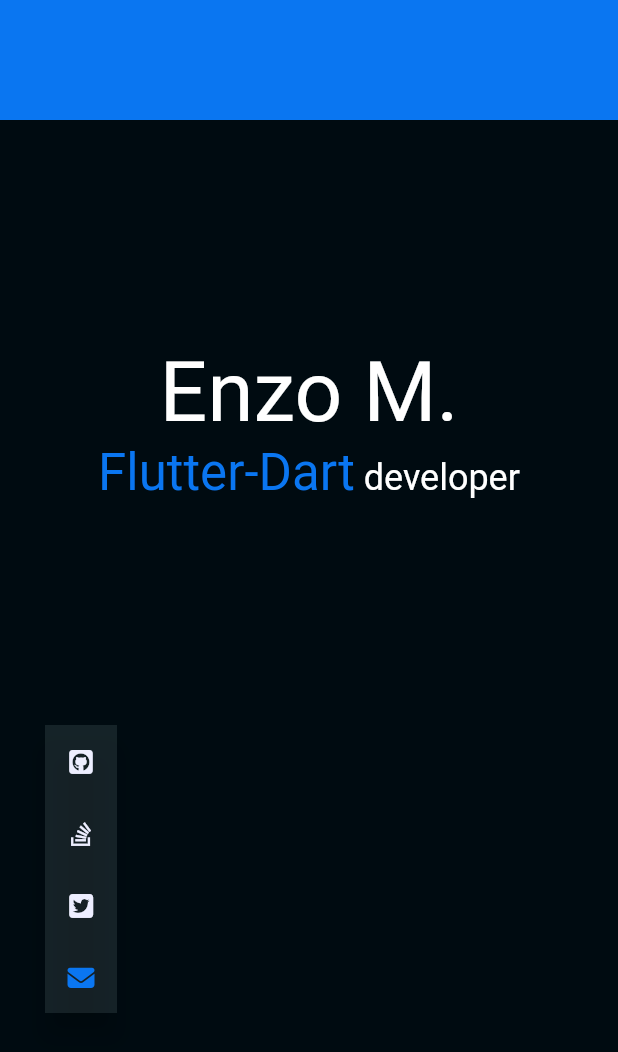
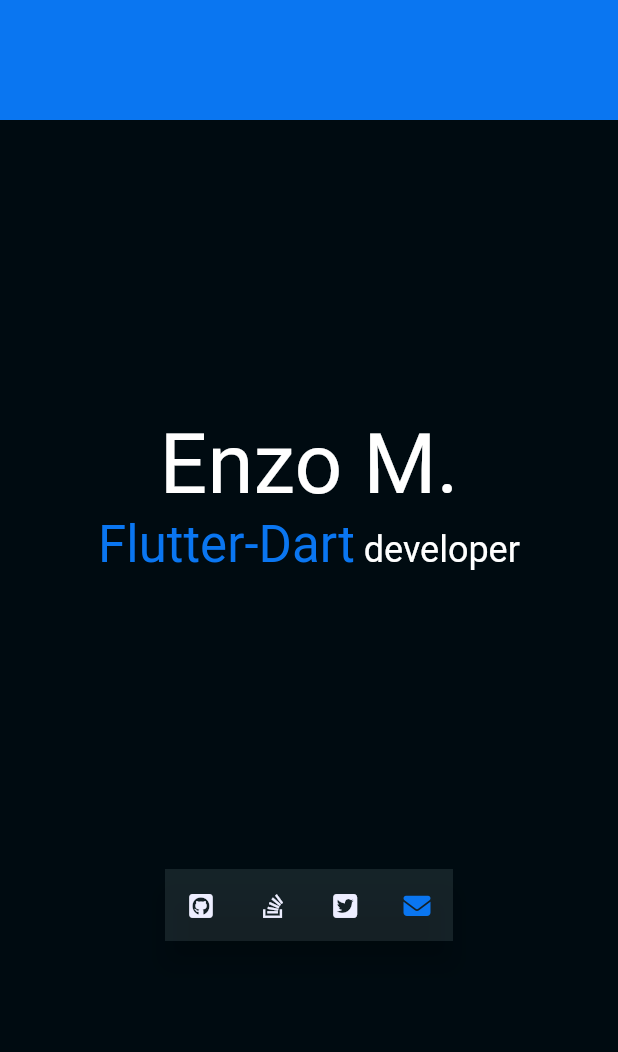
Before and after one commit to aminnzo/enzoboi, a Flutter app: the screen it shows after launch, on a phone screen of 412 x 824 dp. Shown: the top 1052 px of the screen. Run offline on Flutter 3.47's test engine with Material 2 defaults, Android fonts, the phone set to English and light mode, and no system bars; our stand-ins replace font_awesome_flutter.

Commit message:
fix social link widget to support mobile view

```diff
--- a/lib/screens/landing/landing_page_mobile.dart
+++ b/lib/screens/landing/landing_page_mobile.dart
@@ -33,7 +33,7 @@
                   ]),
                 ),
               ]),
-              const SocialLinks()
+              const SocialLinks(isMobileView: true),
             ],
           ),
         ));
--- a/lib/widgets/social_links.dart
+++ b/lib/widgets/social_links.dart
@@ -7,22 +7,37 @@
 const double iconSize = 18;
 
 class SocialLinks extends StatelessWidget {
-  const SocialLinks({super.key});
+  final bool isMobileView;
+
+  const SocialLinks({super.key, this.isMobileView = false});
 
   @override
   Widget build(BuildContext context) => Align(
-      alignment: Alignment.centerLeft,
+      alignment: isMobileView ? Alignment.bottomCenter : Alignment.centerLeft,
       child: Padding(
-        padding: const EdgeInsets.only(left: 30),
+        padding: EdgeInsets.only(left: isMobileView ? 0 : 30),
         child: Material(
             color: Colors.transparent,
             elevation: 8,
             child: Container(
               color: kLightColor,
-              child: Column(
+              child: isMobileView ? horizontalItems : verticalItems,
+            )),
+      ));
+
+  Widget get verticalItems => Column(
         mainAxisAlignment: MainAxisAlignment.center,
         mainAxisSize: MainAxisSize.min,
-                children: [
+        children: items,
+      );
+
+  Widget get horizontalItems => Row(
+    mainAxisAlignment: MainAxisAlignment.center,
+    mainAxisSize: MainAxisSize.min,
+    children: items,
+  );
+
+  List<Widget> get items => [
         IconButton(
             icon: const FaIcon(
               FontAwesomeIcons.squareGithub,
@@ -51,10 +66,7 @@
               size: iconSize,
             ),
             onPressed: () => openUrl("mailto:${DataProvider.mail}")),
-                ],
-              ),
-            )),
-      ));
+      ];
 
   void openUrl(String url) async {
     await launchUrl(Uri.parse(url));
```
Lines whose indentation alone changed are shown as unchanged.
